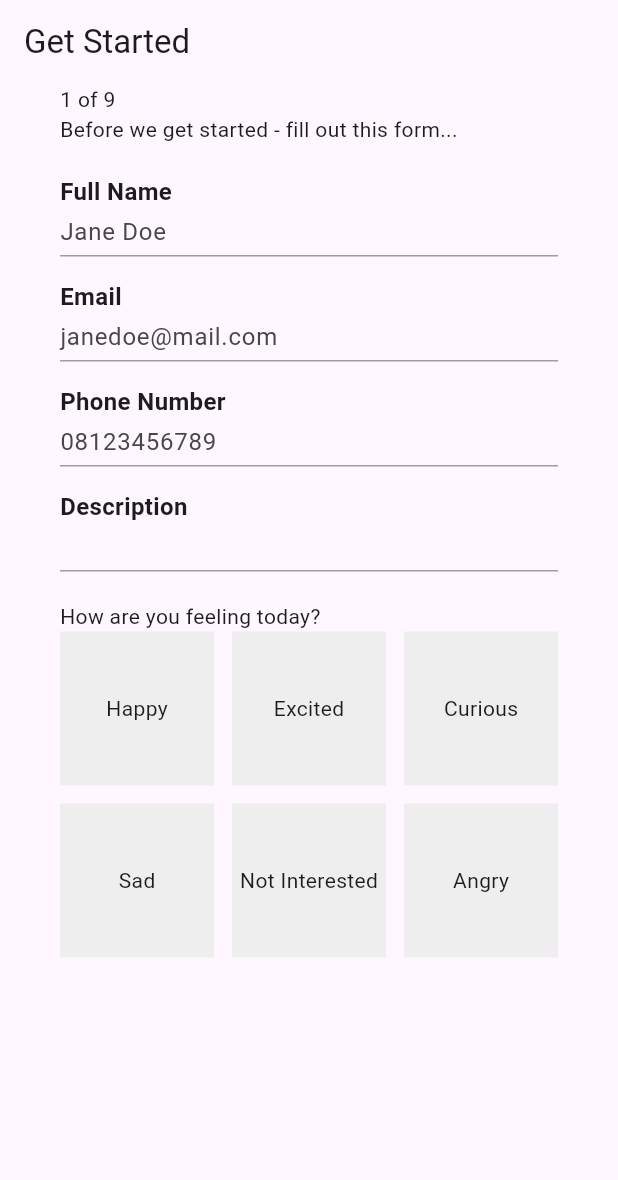
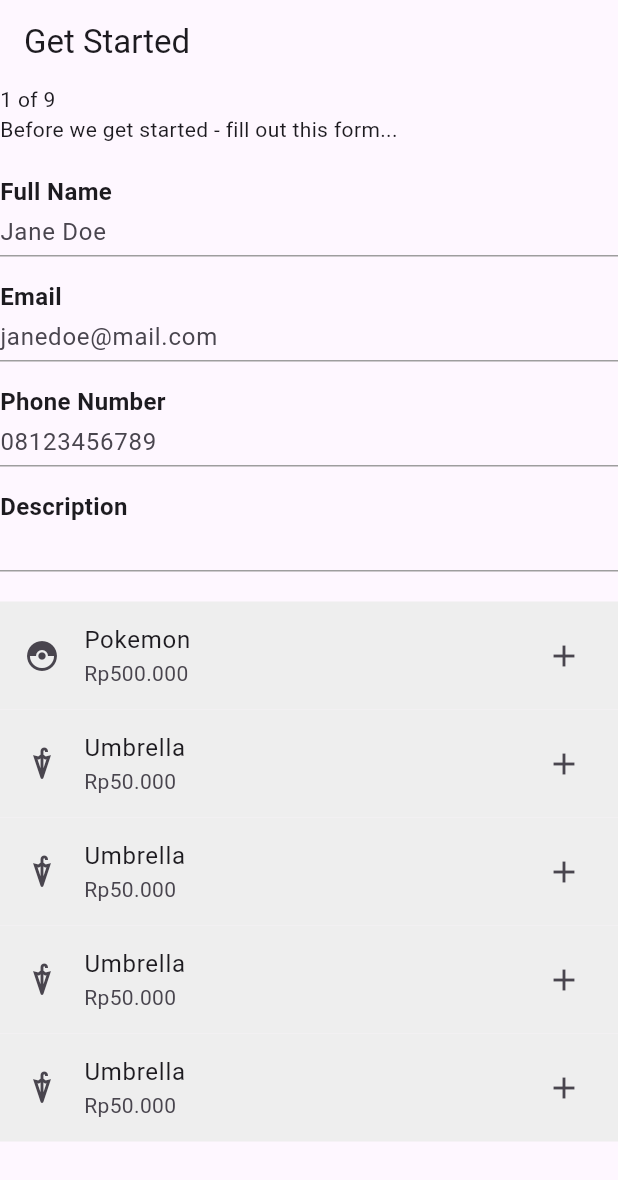
Before and after one commit to FarahAzhari/ppkdjp_flutter, a Flutter app: the screen it shows after launch, on a phone screen of 412 x 824 dp. Shown: the top 1180 px of the screen. Run offline on Flutter 3.47's test engine with Material 3 defaults, Android fonts, the phone set to English and light mode, and no system bars.

Commit message:
Add Tugas 4 Flutter

```diff
--- a/lib/main.dart
+++ b/lib/main.dart
@@ -1,5 +1,5 @@
 import 'package:flutter/material.dart';
-import 'package:ppkdjp_flutter/meet_tiga/tugas_tiga_flutter.dart';
+import 'package:ppkdjp_flutter/meet_tiga/tugas_empat_flutter.dart';
 // import 'package:ppkdjp_flutter/meet_dua.dart';
 // import 'package:ppkdjp_flutter/meet_dua_a.dart';
 // import 'package:ppkdjp_flutter/tugas_dua_flutter.dart';
@@ -39,7 +39,7 @@ class MyApp extends StatelessWidget {
         // tested with just a hot reload.
         colorScheme: ColorScheme.fromSeed(seedColor: Colors.deepPurple),
       ),
-      home: const TugasTigaFlutter(),
+      home: const TugasEmpatFlutter(),
     );
   }
 }
--- /dev/null
+++ b/lib/meet_tiga/tugas_empat_flutter.dart
@@ -0,0 +1,264 @@
+import 'package:flutter/material.dart';
+
+class TugasEmpatFlutter extends StatelessWidget {
+  const TugasEmpatFlutter({super.key});
+
+  @override
+  Widget build(BuildContext context) {
+    return Scaffold(
+      appBar: AppBar(title: Text('Get Started')),
+      body: ListView(
+        children: [
+          Text('1 of 9'),
+          Text('Before we get started - fill out this form...'),
+          SizedBox(height: 20),
+          Column(
+            crossAxisAlignment: CrossAxisAlignment.start,
+            children: [
+              Text(
+                'Full Name',
+                style: TextStyle(fontSize: 16, fontWeight: FontWeight.bold),
+              ),
+              TextField(
+                decoration: InputDecoration(
+                  hintText: 'Jane Doe',
+                  // border: UnderlineInputBorder(),
+                  isDense: true,
+                  enabledBorder: UnderlineInputBorder(
+                    // Normal border (not focused)
+                    borderSide: BorderSide(color: Colors.grey),
+                  ),
+                  focusedBorder: UnderlineInputBorder(
+                    // Border when the field is focused (clicked/tapped)
+                    borderSide: BorderSide(
+                      color: Colors.blue,
+                      width: 1,
+                    ), // highlight color
+                  ),
+                ),
+              ),
+              SizedBox(height: 15),
+              Text(
+                'Email',
+                style: TextStyle(fontSize: 16, fontWeight: FontWeight.bold),
+              ),
+              TextField(
+                decoration: InputDecoration(
+                  hintText: 'janedoe@mail.com',
+                  // border: UnderlineInputBorder(),
+                  isDense: true,
+                  enabledBorder: UnderlineInputBorder(
+                    // Normal border (not focused)
+                    borderSide: BorderSide(color: Colors.grey),
+                  ),
+                  focusedBorder: UnderlineInputBorder(
+                    // Border when the field is focused (clicked/tapped)
+                    borderSide: BorderSide(
+                      color: Colors.blue,
+                      width: 1,
+                    ), // highlight color
+                  ),
+                ),
+              ),
+              SizedBox(height: 15),
+              Text(
+                'Phone Number',
+                style: TextStyle(fontSize: 16, fontWeight: FontWeight.bold),
+              ),
+              TextField(
+                decoration: InputDecoration(
+                  hintText: '08123456789',
+                  // border: UnderlineInputBorder(),
+                  isDense: true,
+                  enabledBorder: UnderlineInputBorder(
+                    // Normal border (not focused)
+                    borderSide: BorderSide(color: Colors.grey),
+                  ),
+                  focusedBorder: UnderlineInputBorder(
+                    // Border when the field is focused (clicked/tapped)
+                    borderSide: BorderSide(
+                      color: Colors.blue,
+                      width: 1,
+                    ), // highlight color
+                  ),
+                ),
+              ),
+              SizedBox(height: 15),
+              Text(
+                'Description',
+                style: TextStyle(fontSize: 16, fontWeight: FontWeight.bold),
+              ),
+              TextField(
+                decoration: InputDecoration(
+                  // hintText: '08123456789',
+                  // border: UnderlineInputBorder(),
+                  isDense: true,
+                  enabledBorder: UnderlineInputBorder(
+                    // Normal border (not focused)
+                    borderSide: BorderSide(color: Colors.grey),
+                  ),
+                  focusedBorder: UnderlineInputBorder(
+                    // Border when the field is focused (clicked/tapped)
+                    borderSide: BorderSide(
+                      color: Colors.blue,
+                      width: 1,
+                    ), // highlight color
+                  ),
+                ),
+              ),
+            ],
+          ),
+          SizedBox(height: 20),
+          ListTile(
+            leading: Icon(Icons.catching_pokemon),
+            title: Text('Pokemon'),
+            subtitle: Text('Rp500.000'),
+            trailing: Icon(Icons.add),
+            tileColor: Colors.grey[200],
+            onTap: () {},
+          ),
+          ListTile(
+            leading: Icon(Icons.umbrella),
+            title: Text('Umbrella'),
+            subtitle: Text('Rp50.000'),
+            trailing: Icon(Icons.add),
+            tileColor: Colors.grey[200],
+            onTap: () {},
+          ),
+          ListTile(
+            leading: Icon(Icons.umbrella),
+            title: Text('Umbrella'),
+            subtitle: Text('Rp50.000'),
+            trailing: Icon(Icons.add),
+            tileColor: Colors.grey[200],
+            onTap: () {},
+          ),
+          ListTile(
+            leading: Icon(Icons.umbrella),
+            title: Text('Umbrella'),
+            subtitle: Text('Rp50.000'),
+            trailing: Icon(Icons.add),
+            tileColor: Colors.grey[200],
+            onTap: () {},
+          ),
+          ListTile(
+            leading: Icon(Icons.umbrella),
+            title: Text('Umbrella'),
+            subtitle: Text('Rp50.000'),
+            trailing: Icon(Icons.add),
+            tileColor: Colors.grey[200],
+            onTap: () {},
+          ),
+        ],
+      ),
+      // Padding(
+      //   padding: const EdgeInsets.symmetric(horizontal: 40),
+      //   child: Column(
+      //     mainAxisAlignment: MainAxisAlignment.start,
+      //     crossAxisAlignment: CrossAxisAlignment.start,
+      //     children: [
+      //       Text('1 of 9'),
+      //       Text('Before we get started - fill out this form...'),
+      //       SizedBox(height: 20),
+      //       Column(
+      //         crossAxisAlignment: CrossAxisAlignment.start,
+      //         children: [
+      //           Text(
+      //             'Full Name',
+      //             style: TextStyle(fontSize: 16, fontWeight: FontWeight.bold),
+      //           ),
+      //           TextField(
+      //             decoration: InputDecoration(
+      //               hintText: 'Jane Doe',
+      //               // border: UnderlineInputBorder(),
+      //               isDense: true,
+      //               enabledBorder: UnderlineInputBorder(
+      //                 // Normal border (not focused)
+      //                 borderSide: BorderSide(color: Colors.grey),
+      //               ),
+      //               focusedBorder: UnderlineInputBorder(
+      //                 // Border when the field is focused (clicked/tapped)
+      //                 borderSide: BorderSide(
+      //                   color: Colors.blue,
+      //                   width: 1,
+      //                 ), // highlight color
+      //               ),
+      //             ),
+      //           ),
+      //           SizedBox(height: 15),
+      //           Text(
+      //             'Email',
+      //             style: TextStyle(fontSize: 16, fontWeight: FontWeight.bold),
+      //           ),
+      //           TextField(
+      //             decoration: InputDecoration(
+      //               hintText: 'janedoe@mail.com',
+      //               // border: UnderlineInputBorder(),
+      //               isDense: true,
+      //               enabledBorder: UnderlineInputBorder(
+      //                 // Normal border (not focused)
+      //                 borderSide: BorderSide(color: Colors.grey),
+      //               ),
+      //               focusedBorder: UnderlineInputBorder(
+      //                 // Border when the field is focused (clicked/tapped)
+      //                 borderSide: BorderSide(
+      //                   color: Colors.blue,
+      //                   width: 1,
+      //                 ), // highlight color
+      //               ),
+      //             ),
+      //           ),
+      //           SizedBox(height: 15),
+      //           Text(
+      //             'Phone Number',
+      //             style: TextStyle(fontSize: 16, fontWeight: FontWeight.bold),
+      //           ),
+      //           TextField(
+      //             decoration: InputDecoration(
+      //               hintText: '08123456789',
+      //               // border: UnderlineInputBorder(),
+      //               isDense: true,
+      //               enabledBorder: UnderlineInputBorder(
+      //                 // Normal border (not focused)
+      //                 borderSide: BorderSide(color: Colors.grey),
+      //               ),
+      //               focusedBorder: UnderlineInputBorder(
+      //                 // Border when the field is focused (clicked/tapped)
+      //                 borderSide: BorderSide(
+      //                   color: Colors.blue,
+      //                   width: 1,
+      //                 ), // highlight color
+      //               ),
+      //             ),
+      //           ),
+      //           SizedBox(height: 15),
+      //           Text(
+      //             'Description',
+      //             style: TextStyle(fontSize: 16, fontWeight: FontWeight.bold),
+      //           ),
+      //           TextField(
+      //             decoration: InputDecoration(
+      //               // hintText: '08123456789',
+      //               // border: UnderlineInputBorder(),
+      //               isDense: true,
+      //               enabledBorder: UnderlineInputBorder(
+      //                 // Normal border (not focused)
+      //                 borderSide: BorderSide(color: Colors.grey),
+      //               ),
+      //               focusedBorder: UnderlineInputBorder(
+      //                 // Border when the field is focused (clicked/tapped)
+      //                 borderSide: BorderSide(
+      //                   color: Colors.blue,
+      //                   width: 1,
+      //                 ), // highlight color
+      //               ),
+      //             ),
+      //           ),
+      //         ],
+      //       ),
+      //     ],
+      //   ),
+      // ),
+    );
+  }
+}
```
